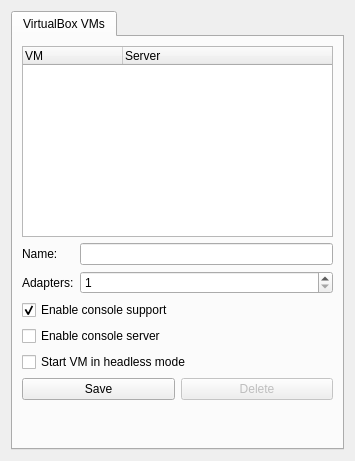
The window that gns3/modules/virtualbox/ui/virtualbox_vm_preferences_page.ui (GNS3/gns3-gui) describes before a commit, drawn with Qt 5.
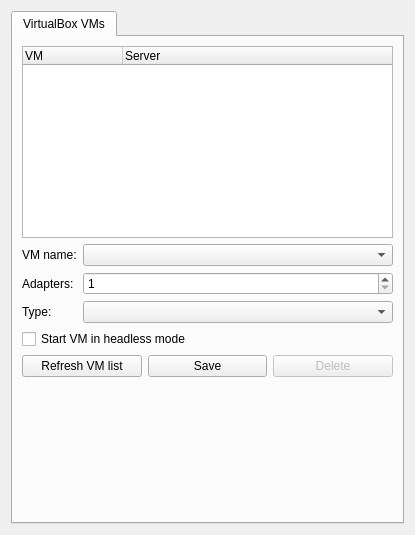
The same window after the commit.

Patch:
```diff
--- a/gns3/modules/virtualbox/ui/virtualbox_vm_preferences_page.ui
+++ b/gns3/modules/virtualbox/ui/virtualbox_vm_preferences_page.ui
@@ -6,8 +6,8 @@
    <rect>
     <x>0</x>
     <y>0</y>
-    <width>355</width>
-    <height>461</height>
+    <width>415</width>
+    <height>535</height>
    </rect>
   </property>
   <property name="windowTitle">
@@ -27,6 +27,37 @@
        <string>VirtualBox VMs</string>
       </attribute>
       <layout class="QGridLayout" name="gridLayout">
+       <item row="0" column="0" colspan="2">
+        <widget class="QTreeWidget" name="uiVirtualBoxVMsTreeWidget">
+         <column>
+          <property name="text">
+           <string>VM</string>
+          </property>
+         </column>
+         <column>
+          <property name="text">
+           <string>Server</string>
+          </property>
+         </column>
+        </widget>
+       </item>
+       <item row="1" column="0">
+        <widget class="QLabel" name="uiVMListLabel">
+         <property name="text">
+          <string>VM name:</string>
+         </property>
+        </widget>
+       </item>
+       <item row="1" column="1">
+        <widget class="QComboBox" name="uiVMListComboBox">
+         <property name="sizePolicy">
+          <sizepolicy hsizetype="Expanding" vsizetype="Fixed">
+           <horstretch>0</horstretch>
+           <verstretch>0</verstretch>
+          </sizepolicy>
+         </property>
+        </widget>
+       </item>
        <item row="2" column="0">
         <widget class="QLabel" name="uiAdaptersLabel">
          <property name="text">
@@ -44,39 +75,42 @@
          </property>
         </widget>
        </item>
-       <item row="3" column="0" colspan="2">
-        <widget class="QCheckBox" name="uiEnableConsoleSupportCheckBox">
+       <item row="3" column="0">
+        <widget class="QLabel" name="label">
          <property name="text">
-          <string>Enable console support</string>
+          <string>Type:</string>
+         </property>
+        </widget>
+       </item>
+       <item row="3" column="1">
+        <widget class="QComboBox" name="uiAdapterTypesComboBox">
+         <property name="sizePolicy">
+          <sizepolicy hsizetype="Expanding" vsizetype="Fixed">
+           <horstretch>0</horstretch>
+           <verstretch>0</verstretch>
+          </sizepolicy>
+         </property>
+        </widget>
+       </item>
+       <item row="4" column="0" colspan="2">
+        <widget class="QCheckBox" name="uiHeadlessModeCheckBox">
+         <property name="text">
+          <string>Start VM in headless mode</string>
          </property>
          <property name="checked">
-          <bool>true</bool>
+          <bool>false</bool>
          </property>
         </widget>
        </item>
-       <item row="1" column="0">
-        <widget class="QLabel" name="uiNameLabel">
-         <property name="text">
-          <string>Name:</string>
-         </property>
-        </widget>
-       </item>
-       <item row="0" column="0" colspan="2">
-        <widget class="QTreeWidget" name="uiVirtualBoxVMsTreeWidget">
-         <column>
-          <property name="text">
-           <string>VM</string>
-          </property>
-         </column>
-         <column>
-          <property name="text">
-           <string>Server</string>
-          </property>
-         </column>
-        </widget>
-       </item>
-       <item row="6" column="0" colspan="2">
+       <item row="5" column="0" colspan="2">
         <layout class="QHBoxLayout" name="horizontalLayout_5">
+         <item>
+          <widget class="QPushButton" name="uiRefreshPushButton">
+           <property name="text">
+            <string>Refresh VM list</string>
+           </property>
+          </widget>
+         </item>
          <item>
           <widget class="QPushButton" name="uiSaveVirtualBoxVMPushButton">
            <property name="text">
@@ -96,33 +130,7 @@
          </item>
         </layout>
        </item>
-       <item row="1" column="1">
-        <widget class="QLineEdit" name="uiNameLineEdit"/>
-       </item>
-       <item row="4" column="0" colspan="2">
-        <widget class="QCheckBox" name="uiEnableConsoleServerCheckBox">
-         <property name="enabled">
-          <bool>true</bool>
-         </property>
-         <property name="text">
-          <string>Enable console server</string>
-         </property>
-         <property name="checked">
-          <bool>false</bool>
-         </property>
-        </widget>
-       </item>
-       <item row="5" column="0" colspan="2">
-        <widget class="QCheckBox" name="uiHeadlessModeCheckBox">
-         <property name="text">
-          <string>Start VM in headless mode</string>
-         </property>
-         <property name="checked">
-          <bool>false</bool>
-         </property>
-        </widget>
-       </item>
-       <item row="7" column="0">
+       <item row="6" column="0">
         <spacer name="verticalSpacer">
          <property name="orientation">
           <enum>Qt::Vertical</enum>
```
